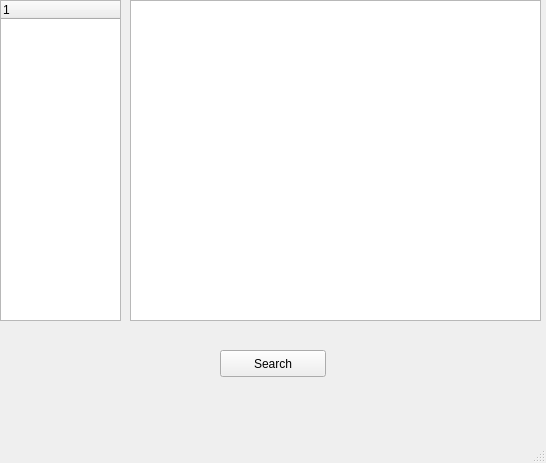
Before: the Qt Designer form testUpnp/src/mainWindow.ui in KDE/kopete, drawn with Qt 5.
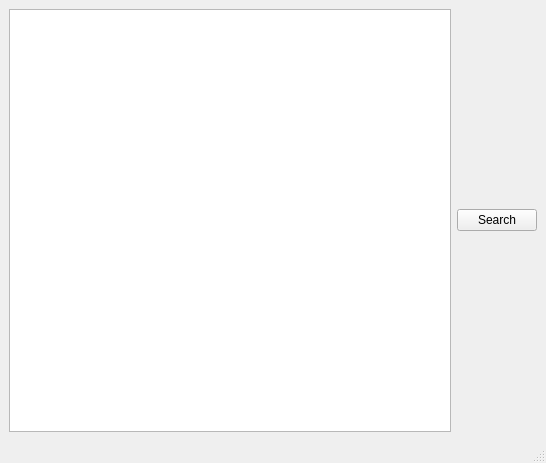
After: the same form once the commit is applied.

Patch:
```diff
--- a/testUpnp/src/mainWindow.ui
+++ b/testUpnp/src/mainWindow.ui
@@ -13,44 +13,18 @@
    <string>MainWindow</string>
   </property>
   <widget class="QWidget" name="centralwidget" >
-   <widget class="QPushButton" name="btEnvoi" >
-    <property name="geometry" >
-     <rect>
-      <x>220</x>
-      <y>350</y>
-      <width>106</width>
-      <height>27</height>
-     </rect>
-    </property>
-    <property name="text" >
-     <string>Search</string>
-    </property>
-   </widget>
-   <widget class="QTextEdit" name="text_mess" >
-    <property name="geometry" >
-     <rect>
-      <x>130</x>
-      <y>0</y>
-      <width>411</width>
-      <height>321</height>
-     </rect>
-    </property>
-   </widget>
-   <widget class="QTreeWidget" name="treeDevice" >
-    <property name="geometry" >
-     <rect>
-      <x>0</x>
-      <y>0</y>
-      <width>121</width>
-      <height>321</height>
-     </rect>
-    </property>
-    <column>
-     <property name="text" >
-      <string>1</string>
-     </property>
-    </column>
-   </widget>
+   <layout class="QHBoxLayout" >
+    <item>
+     <widget class="QTextEdit" name="text_mess" />
+    </item>
+    <item>
+     <widget class="QPushButton" name="btEnvoi" >
+      <property name="text" >
+       <string>Search</string>
+      </property>
+     </widget>
+    </item>
+   </layout>
   </widget>
   <widget class="QMenuBar" name="menubar" >
    <property name="geometry" >
```
Left out of the diff: 2 changed lines with no effect on the pictures.
